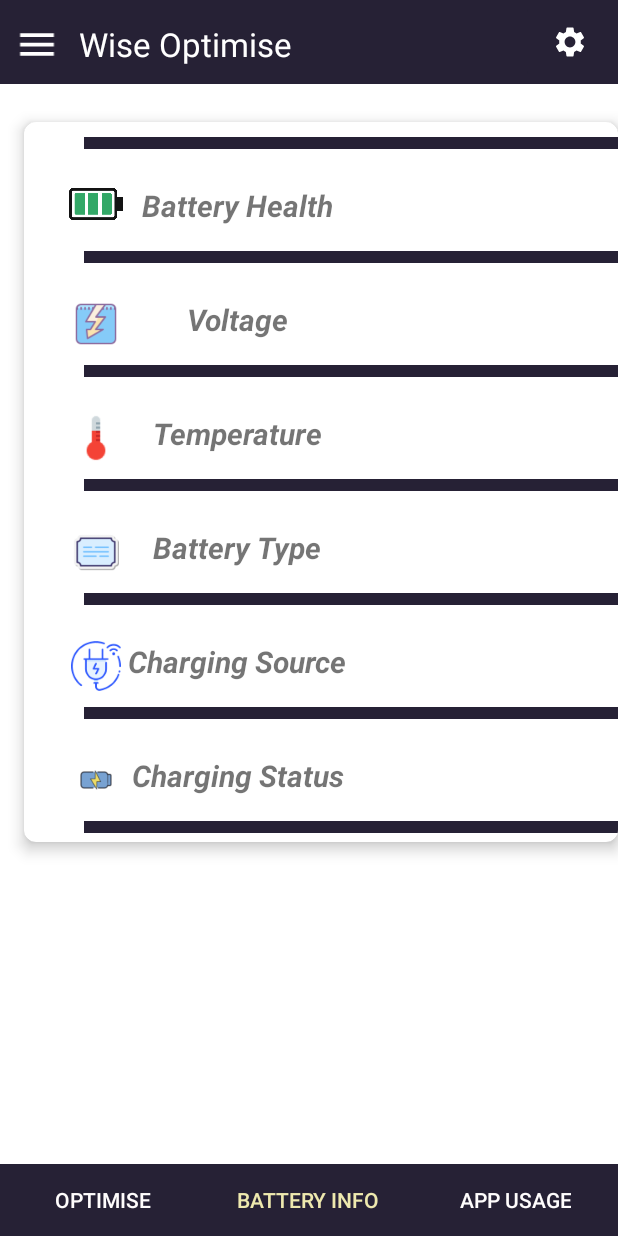
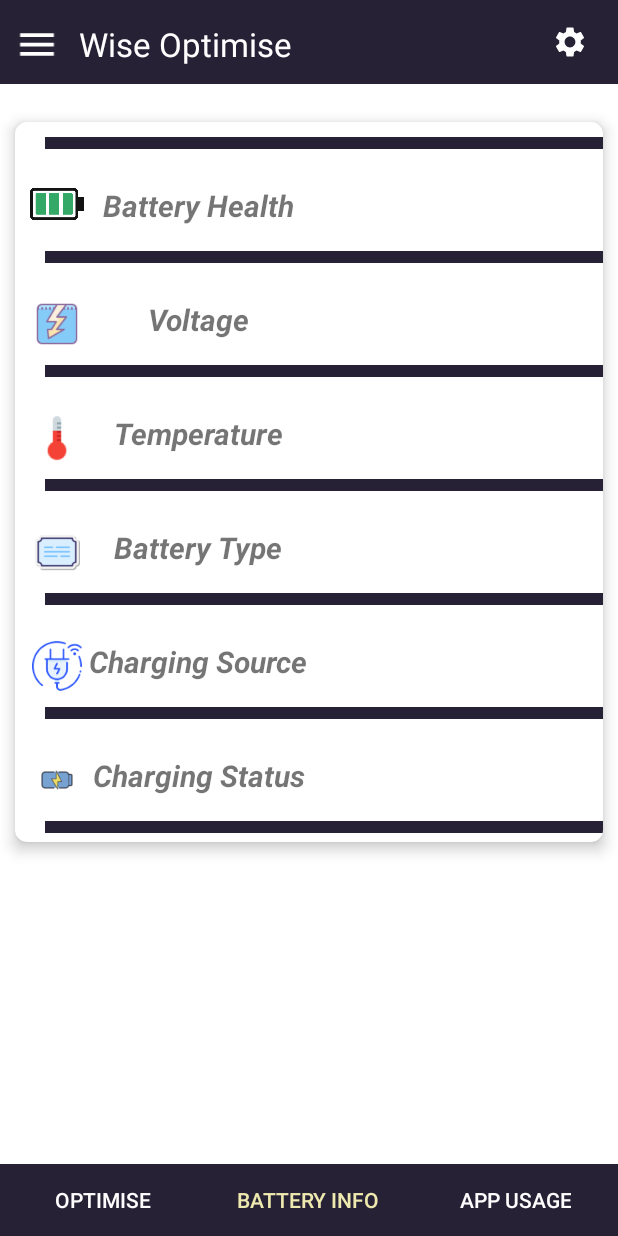
Before and after one commit to sourbhsingh/WiseOptimise, an Android app: the screen it shows after launch (MainActivity), item 2 of the bottom bar chosen, on a phone screen of 412 x 824 dp. Run offline under Robolectric (Android 15) with nearby library versions, the light colour scheme and no system bars; Roboto replaces fonts that are not available here.

Commit message:
ui  upadate

```diff
--- a/app/build.gradle
+++ b/app/build.gradle
@@ -23,6 +23,7 @@
             proguardFiles getDefaultProguardFile('proguard-android-optimize.txt'), 'proguard-rules.pro'
         }
     }
+
     compileOptions {
         sourceCompatibility JavaVersion.VERSION_11
         targetCompatibility JavaVersion.VERSION_11
@@ -37,7 +38,7 @@
     implementation 'androidx.appcompat:appcompat:1.6.1'
     implementation 'androidx.preference:preference:1.2.0'
     implementation 'androidx.cardview:cardview:1.0.0'
-
+    implementation 'com.github.PhilJay:MPAndroidChart:v3.1.0'
 
     testImplementation 'junit:junit:4.13.2'
     androidTestImplementation 'androidx.test.ext:junit:1.1.1'
--- a/app/src/main/java/com/example/wiseoptimise/AppUsageTab.java
+++ b/app/src/main/java/com/example/wiseoptimise/AppUsageTab.java
@@ -15,7 +15,9 @@
 import android.view.Menu;
 import android.view.ViewGroup;
 import android.widget.ArrayAdapter;
+import android.widget.ImageView;
 import android.widget.ListView;
+import android.widget.TextView;
 
 import androidx.annotation.NonNull;
 import androidx.appcompat.app.AppCompatActivity;
@@ -87,7 +89,6 @@
             }
         }
     }
-
     private void displayUsageStats(ArrayAdapter<String> adapter) {
         UsageStatsManager usageStatsManager = null;
         if (android.os.Build.VERSION.SDK_INT >= android.os.Build.VERSION_CODES.LOLLIPOP) {
@@ -102,7 +103,9 @@
             usageStatsList = usageStatsManager.queryUsageStats(UsageStatsManager.INTERVAL_DAILY, start, end);
         }
 
-        Map<String, Long> appUsageTimeMap = new HashMap<>();
+        PackageManager packageManager = getActivity().getPackageManager();
+        List<AppUsageData> appUsageDataList = new ArrayList<>();
+
         for (UsageStats usageStats : usageStatsList) {
             String packageName = null;
             if (android.os.Build.VERSION.SDK_INT >= android.os.Build.VERSION_CODES.LOLLIPOP) {
@@ -113,22 +116,74 @@
                 timeUsed = usageStats.getTotalTimeInForeground();
             }
             if (timeUsed > 0) {
-                appUsageTimeMap.put(packageName, timeUsed);
+                try {
+                    // Get the app name and icon
+                    String appName = (String) packageManager.getApplicationLabel(packageManager.getApplicationInfo(packageName, PackageManager.GET_META_DATA));
+                    Drawable appIcon = packageManager.getApplicationIcon(packageName);
+
+                    // Create an instance of AppUsageData and add it to the list
+                    AppUsageData appUsageData = new AppUsageData(appName, appIcon, timeUsed);
+                    appUsageDataList.add(appUsageData);
+                } catch (PackageManager.NameNotFoundException e) {
+                    e.printStackTrace();
+                }
             }
         }
 
-        List<Map.Entry<String, Long>> sortedList = new ArrayList<>(appUsageTimeMap.entrySet());
-        Collections.sort(sortedList, (o1, o2) -> o2.getValue().compareTo(o1.getValue()));
+        // Sort the appUsageDataList based on usage time in descending order
+        Collections.sort(appUsageDataList, (o1, o2) -> Long.compare(o2.getTimeUsed(), o1.getTimeUsed()));
 
         adapter.clear();
-        for (Map.Entry<String, Long> entry : sortedList) {
-            String packageName = entry.getKey();
-            long timeUsedInMillis = entry.getValue();
-            String appName = getAppNameFromPackage(packageName);
-            String timeUsed = getTimeUsedString(timeUsedInMillis);
+        for (AppUsageData appUsageData : appUsageDataList) {
+            String appName = appUsageData.getAppName();
+            String timeUsed = getTimeUsedString(appUsageData.getTimeUsed());
+
+            // Append app name and time used to the adapter
             adapter.add(appName + " - " + timeUsed);
         }
     }
+
+//    private void displayUsageStats(ArrayAdapter<String> adapter) {
+//        UsageStatsManager usageStatsManager = null;
+//        if (android.os.Build.VERSION.SDK_INT >= android.os.Build.VERSION_CODES.LOLLIPOP) {
+//            usageStatsManager = (UsageStatsManager) getActivity().getSystemService(Context.USAGE_STATS_SERVICE);
+//        }
+//        Calendar cal = Calendar.getInstance();
+//        cal.add(Calendar.DAY_OF_YEAR, -1);
+//        long start = cal.getTimeInMillis();
+//        long end = System.currentTimeMillis();
+//        List<UsageStats> usageStatsList = null;
+//        if (android.os.Build.VERSION.SDK_INT >= android.os.Build.VERSION_CODES.LOLLIPOP) {
+//            usageStatsList = usageStatsManager.queryUsageStats(UsageStatsManager.INTERVAL_DAILY, start, end);
+//        }
+//
+//        Map<String, Long> appUsageTimeMap = new HashMap<>();
+//        for (UsageStats usageStats : usageStatsList) {
+//            String packageName = null;
+//            if (android.os.Build.VERSION.SDK_INT >= android.os.Build.VERSION_CODES.LOLLIPOP) {
+//                packageName = usageStats.getPackageName();
+//            }
+//            long timeUsed = 0;
+//            if (android.os.Build.VERSION.SDK_INT >= android.os.Build.VERSION_CODES.LOLLIPOP) {
+//                timeUsed = usageStats.getTotalTimeInForeground();
+//            }
+//            if (timeUsed > 0) {
+//                appUsageTimeMap.put(packageName, timeUsed);
+//            }
+//        }
+//
+//        List<Map.Entry<String, Long>> sortedList = new ArrayList<>(appUsageTimeMap.entrySet());
+//        Collections.sort(sortedList, (o1, o2) -> o2.getValue().compareTo(o1.getValue()));
+//
+//        adapter.clear();
+//        for (Map.Entry<String, Long> entry : sortedList) {
+//            String packageName = entry.getKey();
+//            long timeUsedInMillis = entry.getValue();
+//            String appName = getAppNameFromPackage(packageName);
+//            String timeUsed = getTimeUsedString(timeUsedInMillis);
+//            adapter.add(appName + " - " + timeUsed);
+//        }
+//    }
 
     private String getTimeUsedString(long timeUsedInMillis) {
         long seconds = (timeUsedInMillis / 1000) % 60;
--- /dev/null
+++ b/app/src/main/res/drawable/divider.xml
@@ -0,0 +1,5 @@
+<?xml version="1.0" encoding="utf-8"?>
+<shape xmlns:android="http://schemas.android.com/apk/res/android">
+    <size android:height="1dp" />
+    <solid android:color="#212735" />
+</shape>
--- a/app/src/main/res/layout/activity_main.xml
+++ b/app/src/main/res/layout/activity_main.xml
@@ -34,7 +34,7 @@
 
     <androidx.viewpager.widget.ViewPager
         android:id="@+id/viewpager"
-        android:layout_width="408dp"
+        android:layout_width="match_parent"
         android:layout_height="621dp"
         android:contentDescription="@string/app_usage"
         app:layout_constraintBottom_toTopOf="@+id/tabLayout"
--- a/app/src/main/res/layout/fragment_battery_info_tab.xml
+++ b/app/src/main/res/layout/fragment_battery_info_tab.xml
@@ -11,8 +11,8 @@
         android:layout_width="match_parent"
         android:layout_height="480dp"
         android:layout_marginTop="25dp"
-        android:layout_marginStart="12dp"
-        android:padding="30dp"
+        android:layout_marginStart="10dp"
+        android:layout_marginEnd="10dp"
         android:paddingTop="20dp"
         app:cardBackgroundColor="#FFFFFF"
         app:cardCornerRadius="8dp"
@@ -33,7 +33,7 @@
                 android:id="@+id/imageView3333"
                 android:layout_width="36dp"
                 android:layout_height="33dp"
-                android:layout_marginStart="30dp"
+                android:layout_marginStart="10dp"
                 android:layout_marginTop="28dp"
                 android:src="@drawable/battery"
                 app:layout_constraintStart_toStartOf="parent"
@@ -43,7 +43,7 @@
                 android:id="@+id/imageView4444"
                 android:layout_width="36dp"
                 android:layout_height="33dp"
-                android:layout_marginStart="30dp"
+                android:layout_marginStart="10dp"
                 android:layout_marginTop="108dp"
                 android:src="@drawable/volatage"
                 app:layout_constraintStart_toStartOf="parent"
@@ -53,7 +53,7 @@
                 android:id="@+id/imageView555"
                 android:layout_width="36dp"
                 android:layout_height="33dp"
-                android:layout_marginStart="30dp"
+                android:layout_marginStart="10dp"
                 android:layout_marginTop="184dp"
                 android:src="@drawable/temp"
                 app:layout_constraintStart_toStartOf="parent"
@@ -63,7 +63,7 @@
                 android:id="@+id/imageView6666"
                 android:layout_width="36dp"
                 android:layout_height="33dp"
-                android:layout_marginStart="30dp"
+                android:layout_marginStart="10dp"
                 android:layout_marginTop="260dp"
                 android:src="@drawable/type"
                 app:layout_constraintStart_toStartOf="parent"
@@ -73,7 +73,7 @@
                 android:id="@+id/imageView77777"
                 android:layout_width="36dp"
                 android:layout_height="33dp"
-                android:layout_marginStart="30dp"
+                android:layout_marginStart="10dp"
                 android:layout_marginTop="336dp"
                 android:src="@drawable/sourceforcharge"
                 app:layout_constraintStart_toStartOf="parent"
@@ -83,7 +83,7 @@
                 android:id="@+id/imageView88888"
                 android:layout_width="36dp"
                 android:layout_height="33dp"
-                android:layout_marginStart="30dp"
+                android:layout_marginStart="10dp"
                 android:layout_marginTop="412dp"
                 android:src="@drawable/chargingstatus"
                 app:layout_constraintStart_toStartOf="parent"
@@ -93,7 +93,7 @@
         <TableLayout
             android:layout_width="wrap_content"
             android:layout_height="wrap_content"
-            android:layout_marginStart="40dp"
+            android:layout_marginStart="20dp"
             android:dividerPadding="60dp"
             android:paddingTop="10dp"
             android:showDividers="middle"
@@ -132,9 +132,9 @@
                     android:layout_marginTop="8dp"
                     android:width="150dp"
                     android:height="60dp"
-                    android:gravity="center"
+                    android:gravity="center|start"
                     android:text=""
-                    android:textAlignment="center" />
+                    android:textAlignment="viewStart" />
 
             </TableRow>
 
@@ -167,10 +167,10 @@
                     android:layout_marginTop="8dp"
                     android:width="150dp"
                     android:height="60dp"
-                    android:gravity="center"
+                    android:gravity="center|start"
                     android:text=""
 
-                    android:textAlignment="center" />
+                    android:textAlignment="viewStart" />
             </TableRow>
 
             <View
@@ -202,9 +202,9 @@
                     android:layout_marginTop="8dp"
                     android:width="150dp"
                     android:height="60dp"
-                    android:gravity="center"
+                    android:gravity="center|start"
                     android:text=""
-                    android:textAlignment="center" />
+                    android:textAlignment="viewStart" />
             </TableRow>
 
             <View
@@ -236,9 +236,9 @@
                     android:layout_marginTop="8dp"
                     android:width="150dp"
                     android:height="60dp"
-                    android:gravity="center"
+                    android:gravity="center|start"
                     android:text=""
-                    android:textAlignment="center" />
+                    android:textAlignment="viewStart" />
             </TableRow>
 
             <View
@@ -269,9 +269,9 @@
                     android:layout_marginTop="8dp"
                     android:width="150dp"
                     android:height="60dp"
-                    android:gravity="center"
+                    android:gravity="center|start"
                     android:text=""
-                    android:textAlignment="center" />
+                    android:textAlignment="viewStart" />
             </TableRow>
 
             <View
@@ -303,9 +303,9 @@
                     android:layout_marginTop="8dp"
                     android:width="150dp"
                     android:height="60dp"
-                    android:gravity="center"
+                    android:gravity="center|start"
                     android:text=""
-                    android:textAlignment="center" />
+                    android:textAlignment="viewStart" />
             </TableRow>
 
             <View
--- a/app/src/main/res/layout/fragment_optimise.xml
+++ b/app/src/main/res/layout/fragment_optimise.xml
@@ -1,4 +1,5 @@
 <?xml version="1.0" encoding="utf-8"?>
+
 <androidx.constraintlayout.widget.ConstraintLayout xmlns:android="http://schemas.android.com/apk/res/android"
     xmlns:app="http://schemas.android.com/apk/res-auto"
     xmlns:tools="http://schemas.android.com/tools"
@@ -60,4 +61,5 @@
         app:layout_constraintStart_toStartOf="@+id/progressBar5"
         app:layout_constraintTop_toBottomOf="@+id/progressBar5" />
 
+
 </androidx.constraintlayout.widget.ConstraintLayout>
--- a/settings.gradle
+++ b/settings.gradle
@@ -3,6 +3,7 @@
         google()
         mavenCentral()
         gradlePluginPortal()
+        maven { url 'https://jitpack.io' }
     }
 }
 dependencyResolutionManagement {
@@ -10,6 +11,9 @@
     repositories {
         google()
         mavenCentral()
+
+            maven { url 'https://jitpack.io' }
+
     }
 }
 rootProject.name = "Wise Optimise"
```
Also changed, not shown: app/src/main/java/com/example/wiseoptimise/AppUsageData.java (added, +26 -0 lines), app/src/main/res/layout/fragment_app_usage_tab.xml (+32 -16 lines), app/src/main/java/com/example/wiseoptimise/OptimiseFragment.java (line endings or trailing spaces).
